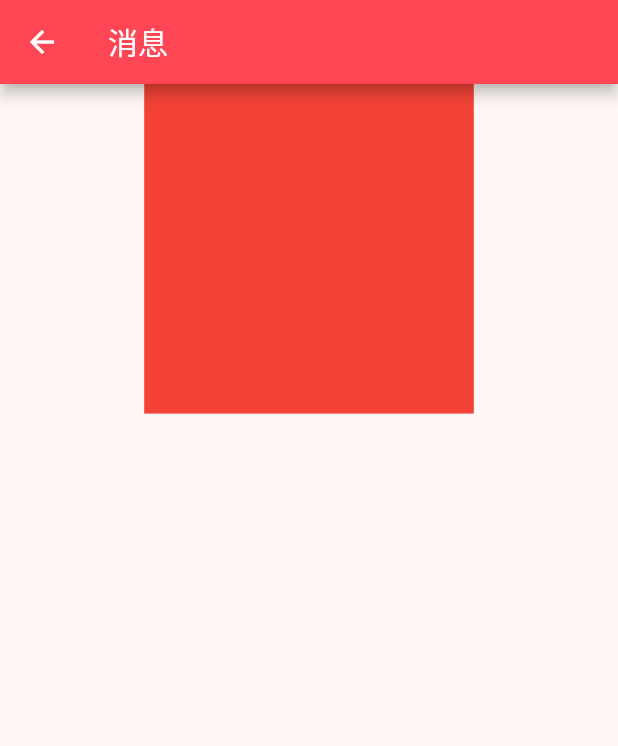
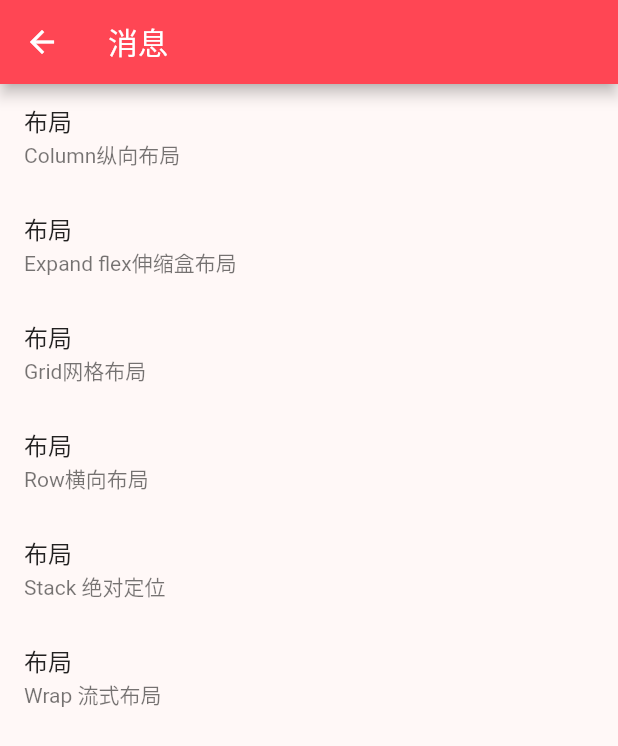
Before and after one commit to Sebastian-github-2020/boss_version_flutter, a Flutter app: the Message screen opened directly, on a phone screen of 412 x 824 dp. Shown: the top 746 px of the screen. Run offline on Flutter 3.47's test engine with Material 2 defaults, Android fonts, the phone set to English and light mode, and no system bars; our stand-ins replace webview_flutter.

Commit message:
1. 添加基本listView组件 2. 封装ListTile组件，包装了一个点击事件

```diff
--- /dev/null
+++ b/lib/Components/MyListTile.dart
@@ -0,0 +1,21 @@
+import 'package:flutter/material.dart';
+
+class MyListTile extends StatelessWidget {
+  final String title;
+  final String subTitle;
+
+  const MyListTile(this.title, this.subTitle, {Key? key}) : super(key: key);
+
+  @override
+  Widget build(BuildContext context) {
+    return GestureDetector(
+      child:  ListTile(
+        title: Text(title),
+        subtitle: Text(subTitle),
+      ),
+      onTap: (){
+        print(subTitle);
+      },
+    );
+  }
+}
--- a/lib/pages/Message/Message.dart
+++ b/lib/pages/Message/Message.dart
@@ -1,27 +1,28 @@
 import 'package:flutter/material.dart';
-import '../../MyTool.dart';
+// import '../../MyTool.dart';
+import '../../Components/MyListTile.dart';
 
 class Message extends StatelessWidget {
   const Message({Key? key}) : super(key: key);
 
   @override
   Widget build(BuildContext context) {
-    MyTool? tool = MyTool.instance;
+    // MyTool? tool = MyTool.instance;
     // TODO: implement build
     return Scaffold(
       appBar: AppBar(
         title: const Text("消息"),
       ),
-      body: Center(
-        child: Column(
-          children: [
-            Container(
-              color: Colors.red,
-              width: tool?.x(200),
-              height: tool?.y(200, 200),
-            )
-          ],
-        ),
+      body: ListView(
+        children: const [
+          MyListTile("布局", "Column纵向布局"),
+          MyListTile("布局", "Expand flex伸缩盒布局"),
+          MyListTile("布局", "Grid网格布局"),
+          MyListTile("布局", "Row横向布局"),
+          MyListTile("布局", "Stack 绝对定位"),
+          MyListTile("布局", "Wrap 流式布局"),
+        ],
+
       ),
     );
   }
```
